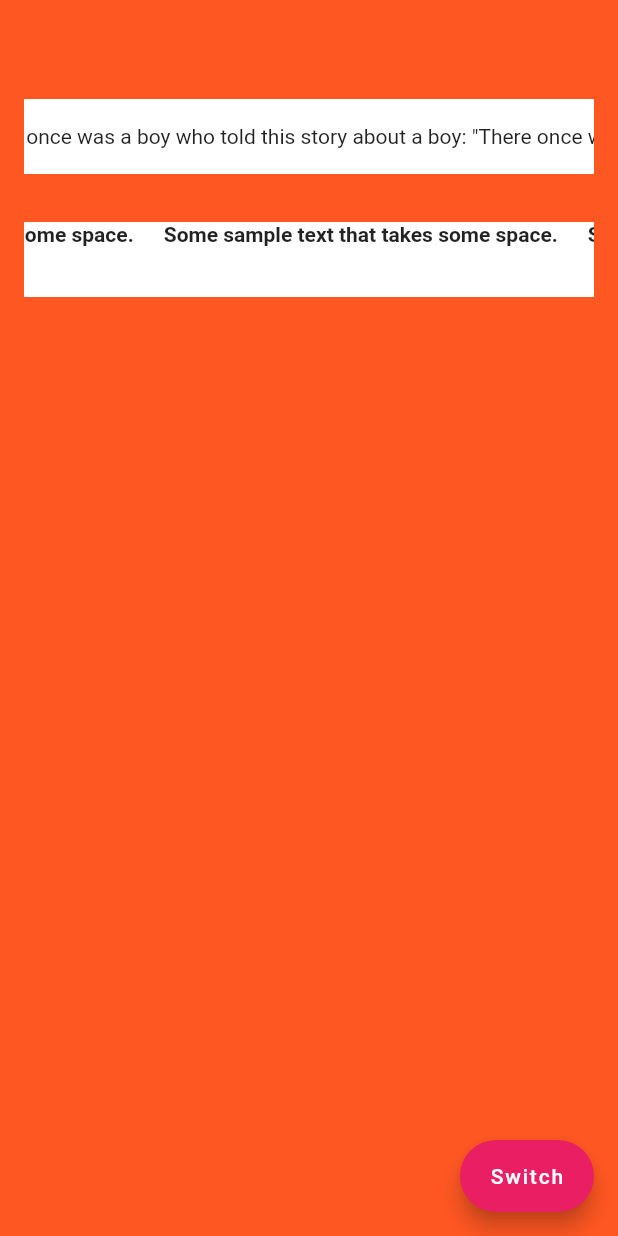
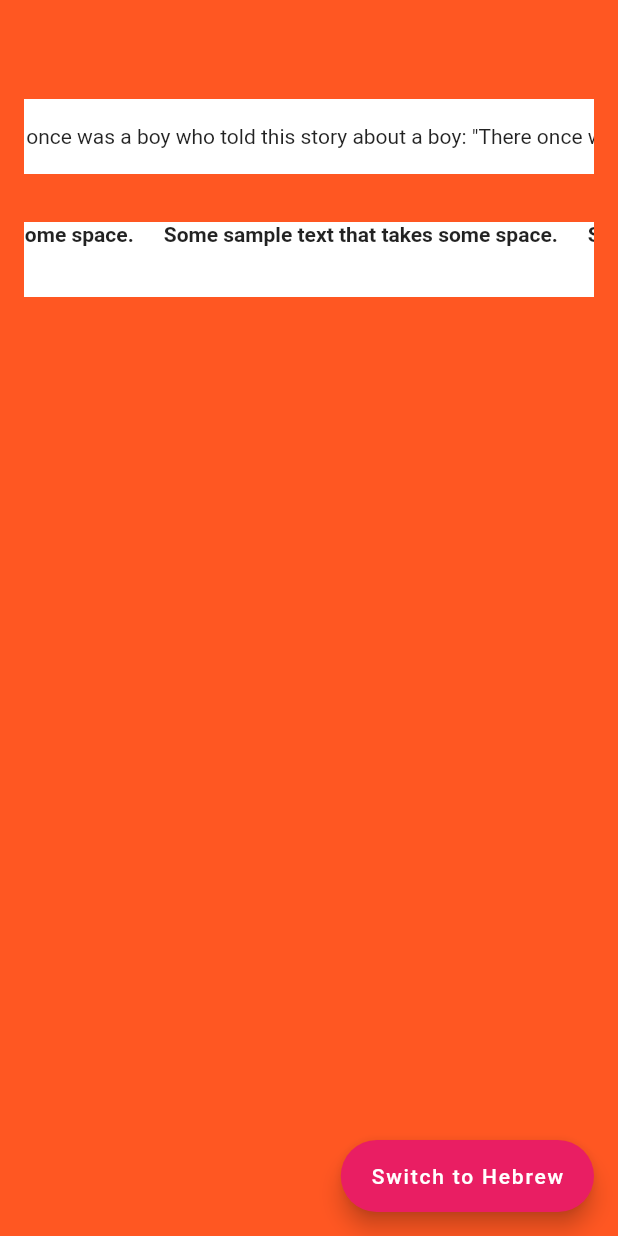
Before and after one commit to MarcelGarus/marquee, a Flutter app: the screen it shows after launch, on a phone screen of 412 x 824 dp. Run offline on Flutter 3.47's test engine with Material 2 defaults, Android fonts, the phone set to English and light mode, and no system bars; missing offline and left inert: fading_edge_scrollview.

Commit message:
[Code Review] label

```diff
--- a/example/lib/main.dart
+++ b/example/lib/main.dart
@@ -26,7 +26,9 @@ class _MyAppState extends State<MyApp> {
         ),
         floatingActionButton: FloatingActionButton.extended(
           onPressed: () => setState(() => _useRtlText = !_useRtlText),
-          label: !_useRtlText ? const Text('Switch') : const Text('החלף'),
+          label: !_useRtlText
+              ? const Text('Switch to Hebrew')
+              : const Text('החלף לאנגלית'),
           backgroundColor: Colors.pink,
         ),
       ),
```
